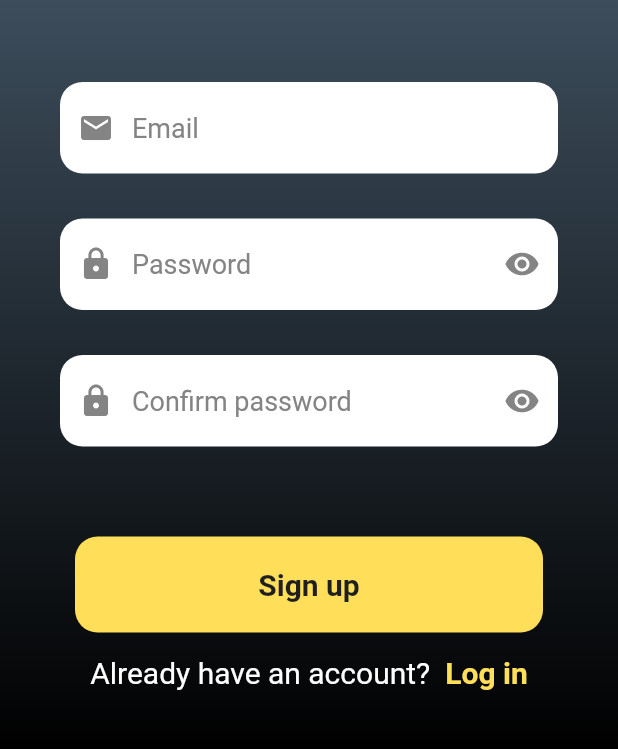
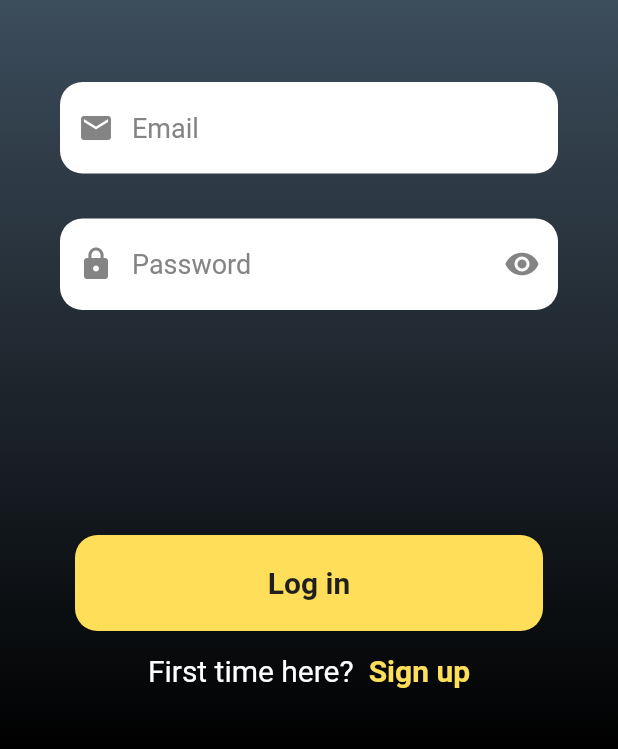
Before and after one commit to Karakapy/PumpPal, a Flutter app: the screen it shows after launch, after a tap on "Log in", on a phone screen of 412 x 824 dp, the part 482-1231 px from its top. Run offline on Flutter 3.47's test engine with Material 2 defaults, Android fonts, the phone set to English and light mode, and no system bars; our stand-ins replace cloud_firestore, firebase_auth, firebase_core; accounts and stored records are empty; network calls fail; Roboto replaces fonts that are missing (montserrat); project files that could hold a hidden picture were left out.

Commit message:
finish log-in page and able to switch btw pages

```diff
--- a/lib/main.dart
+++ b/lib/main.dart
@@ -1,42 +1,46 @@
+import 'package:flutter/material.dart';
+import 'package:firebase_core/firebase_core.dart';
+import 'package:cloud_firestore/cloud_firestore.dart';
+import 'package:pumppal/screens/login_screen.dart';
+import 'package:pumppal/screens/signup_screen.dart';
+import 'addCar.dart';
+Future main() async{
+  WidgetsFlutterBinding.ensureInitialized();
+  await Firebase.initializeApp();
+
+  runApp(MyApp());
+}
+
+class MyApp extends StatelessWidget {
+  const MyApp({super.key});
+
+  @override
+  Widget build(BuildContext context) {
+    // TODO: implement build
+    return MaterialApp(
+      initialRoute: '/login',
+      routes: {
+        '/': (context) => const AddCar(),
+        '/login': (context) => LogInScreen(),
+        '/signup': (context) => SignUpScreen(),
+      },
+   );
+  }
+}
+
+//
 // import 'package:flutter/material.dart';
-// import 'package:firebase_core/firebase_core.dart';
-// import 'package:cloud_firestore/cloud_firestore.dart';
+// import 'package:pumppal/screens/login_screen.dart';
 // import 'package:pumppal/screens/signup_screen.dart';
-// import 'addCar.dart';
-// Future main() async{
-//   WidgetsFlutterBinding.ensureInitialized();
-//   await Firebase.initializeApp();
+// //import 'register_screen.dart';
 //
-//   runApp(MyApp());
-// }
+// void main() => runApp(LeanChat());
 //
-// class MyApp extends StatelessWidget {
-//   const MyApp({super.key});
-//
+// class LeanChat extends StatelessWidget {
 //   @override
 //   Widget build(BuildContext context) {
-//     // TODO: implement build
 //     return MaterialApp(
-//       initialRoute: '/',
-//       routes: {
-//         '/': (context) => AddCar(),
-//       },
-//    );
+//       home: LogInScreen(),
+//     );
 //   }
 // }
-//
-
-import 'package:flutter/material.dart';
-import 'package:pumppal/screens/signup_screen.dart';
-//import 'register_screen.dart';
-
-void main() => runApp(LeanChat());
-
-class LeanChat extends StatelessWidget {
-  @override
-  Widget build(BuildContext context) {
-    return MaterialApp(
-      home: SignUpScreen(),
-    );
-  }
-}
--- a/lib/screens/login_screen.dart
+++ b/lib/screens/login_screen.dart
@@ -1,23 +1,18 @@
-// class LoginScreen extends StatelessWidget {
-//   const LoginScreen({Key? key}) : super(key: key);
-//
-//   @override
-//   Widget build(BuildContext context) {
-//     return const Placeholder();
-//   }
-// }
-
-
 import 'package:firebase_auth/firebase_auth.dart';
 import 'package:firebase_core/firebase_core.dart';
 import 'package:flutter/material.dart';
+import 'package:pumppal/themeColor.dart';
+import 'package:pumppal/widgets/button_widget.dart';
+import 'package:pumppal/widgets/logo_widget.dart';
+import 'package:pumppal/widgets/textfield_widget.dart';
+import 'package:pumppal/main.dart';
 
-class LoginScreen extends StatefulWidget {
+class LogInScreen extends StatefulWidget {
   @override
-  State<LoginScreen> createState() => _LoginScreenState();
+  State<LogInScreen> createState() => _LogInScreenState();
 }
 
-class _LoginScreenState extends State<LoginScreen> {
+class _LogInScreenState extends State<LogInScreen> {
   late FirebaseAuth _auth;
   String email = '';
   String password = '';
@@ -33,52 +28,132 @@ class _LoginScreenState extends State<LoginScreen> {
     _auth = FirebaseAuth.instance;
   }
 
+  TextEditingController _emailController = TextEditingController();
+  TextEditingController _passwordController = TextEditingController();
+
   @override
   Widget build(BuildContext context) {
     return Scaffold(
-      body: Column(
+      resizeToAvoidBottomInset: false,
+      body: Container(
+        decoration: BoxDecoration(
+            gradient: LinearGradient(
+              begin: Alignment.topCenter,
+              end: Alignment.bottomCenter,
+              colors: [
+                greyBlueColor,
+                blackColor2,
+              ],
+            )
+        ),
+        child: Column(
           children: [
-          const SizedBox(height: 30),
-          TextField(
-            onChanged: (value) {
-              email = value;
-            },
-            decoration: const InputDecoration(
-              hintText: 'email',
+            SizedBox(height: 100,),
+            Container(
+              child:Center(
+                child: LogoWidget(height: 168, width: 167),
               ),
             ),
-          TextField(
-            onChanged: (value) {
-              password = value;
-            },
-            decoration: const InputDecoration(
-              hintText: 'password',
+
+            SizedBox(height: 15,),
+            Container(child: const Center(
+              child: Text(
+                "PumpPal",
+                style: TextStyle(
+                  fontFamily: 'montserrat',
+                  fontSize: 32,
+                  fontWeight: FontWeight.bold,
+                  color: primaryColor,),),
             ),
             ),
-          TextButton(
-              child: const Text('Login'),
-              onPressed: () async {
-                //print("login with $email , $password");
+            SizedBox(height: 15,),
+            // Container(child: Center(
+            //   child: TextFieldWidget( text: "Email", icon: Icons.email , isPasswordType: false , controller:_emailController,),
+            //
+            // ),),
+            Container(child: Padding(
+              padding: const EdgeInsets.only(left: 40, top:40, right: 40),
+              child: Column(
+                children: <Widget>[
+                  TextFieldWidget(text: "Email", icon: Icons.email, isPasswordType: false, controller: _emailController),
+                  SizedBox(height: 30,),
+                  TextFieldWidget(text: "Password", icon: Icons.lock, isPasswordType: true, controller: _passwordController),
+
+                ],
+              ),
+            ),
+            ),
+
+            SizedBox(height: 150,),
+            Container(
+              child: ButtonWidget(
+                theChild: Container(
+                  width: 312.0,
+                  height: 64.0,
+                  child: const Center(
+                    child: Text(
+                      "Log in",
+                      style: TextStyle(
+                        fontSize: 20,
+                        fontWeight: FontWeight.bold,
+                        fontFamily: 'montserrat',
+                        color: blackColor,
+                      ),
+                    ),
+                  ),
+                ),
+                theOnTapFunc: () async {
+
+                  email = _emailController.text;
+                  password = _passwordController.text;
                   try {
-                  final user = await _auth.signInWithEmailAndPassword(
-                      email: email, password: password);
+                    final user = await _auth.signInWithEmailAndPassword(email: email, password: password);
                     if (user != null) {
                       print("$email is in.");
                     } else {
                       print("Login failed");
                     }
-                } catch (e) {
+                    // final newUser = await _auth.createUserWithEmailAndPassword(email: email, password: password);
+                  }
+                  on FirebaseAuthException catch (e) {
                     print(e);
                   }
-              }),
-          TextButton(
-            child: const Text('Register'),
-            onPressed: () {
-              print('register');
+
+                  _emailController.clear();
+                  _passwordController.clear();
                 },
+
               ),
+            ),
+
+            SizedBox(height: 15),
+            signUpOption(),
           ],
+        ),
       ),
     );
   }
+
+  Row signUpOption(){
+    return Row(
+      mainAxisAlignment: MainAxisAlignment.center,
+      children: [
+        const Text("First time here?",
+          style: TextStyle(color: whiteColor,fontSize: 20),),
+        SizedBox(width: 10,),
+        GestureDetector(
+          onTap: () {
+            Navigator.pushNamed(context, '/signup');
+
+          },
+
+
+          child: const Text(
+            "Sign up",
+            style: TextStyle(color: primaryColor, fontWeight: FontWeight.bold,fontSize: 20),
+          ),
+        )
+      ],
+    );
   }
+}
--- a/lib/screens/signup_screen.dart
+++ b/lib/screens/signup_screen.dart
@@ -141,7 +141,9 @@ class _SignUpScreenState extends State<SignUpScreen> {
         style: TextStyle(color: whiteColor,fontSize: 20),),
         SizedBox(width: 10,),
         GestureDetector(
-          onTap: (){},
+          onTap: (){
+            Navigator.pushNamed(context, '/login');
+          },
           child: const Text(
             "Log in",
             style: TextStyle(color: primaryColor, fontWeight: FontWeight.bold,fontSize: 20),
```
Lines whose indentation alone changed are shown as unchanged.
